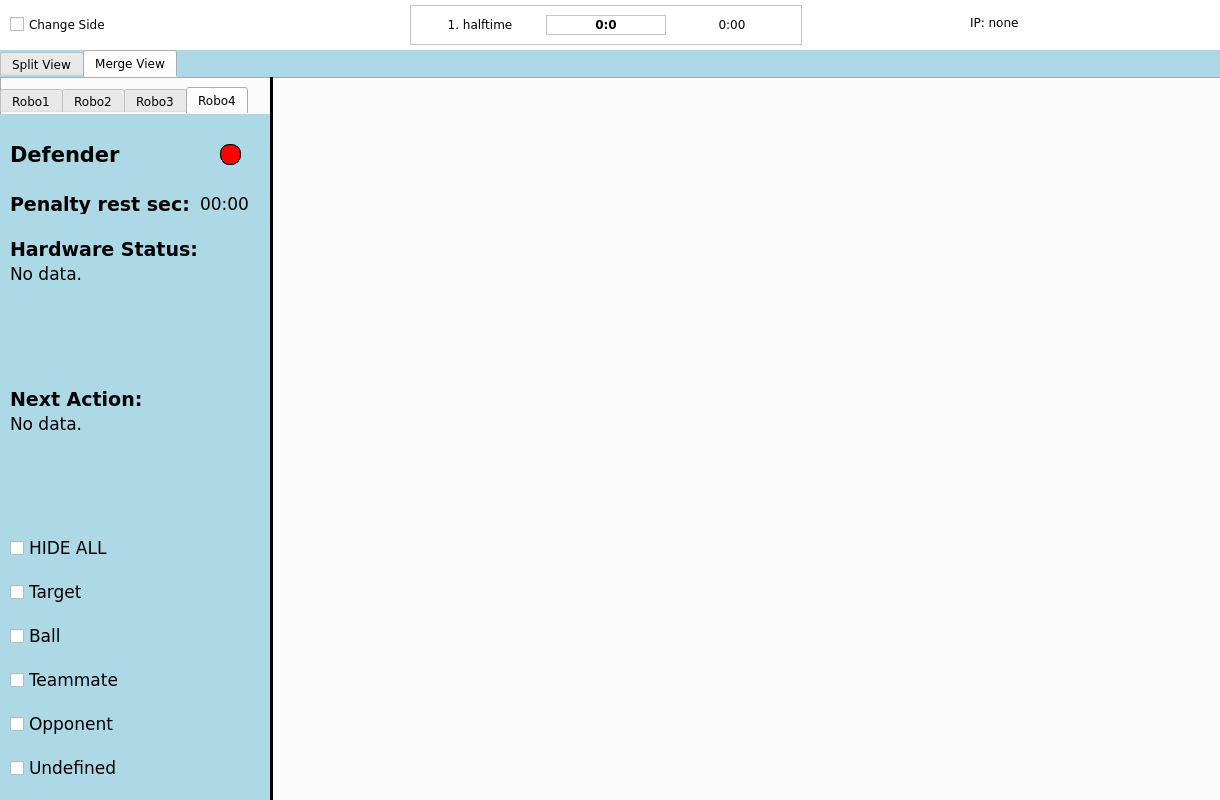
Qt form bitbots_live_tool_rqt/resource/livetool.ui (bit-bots/bitbots_main) before a commit.
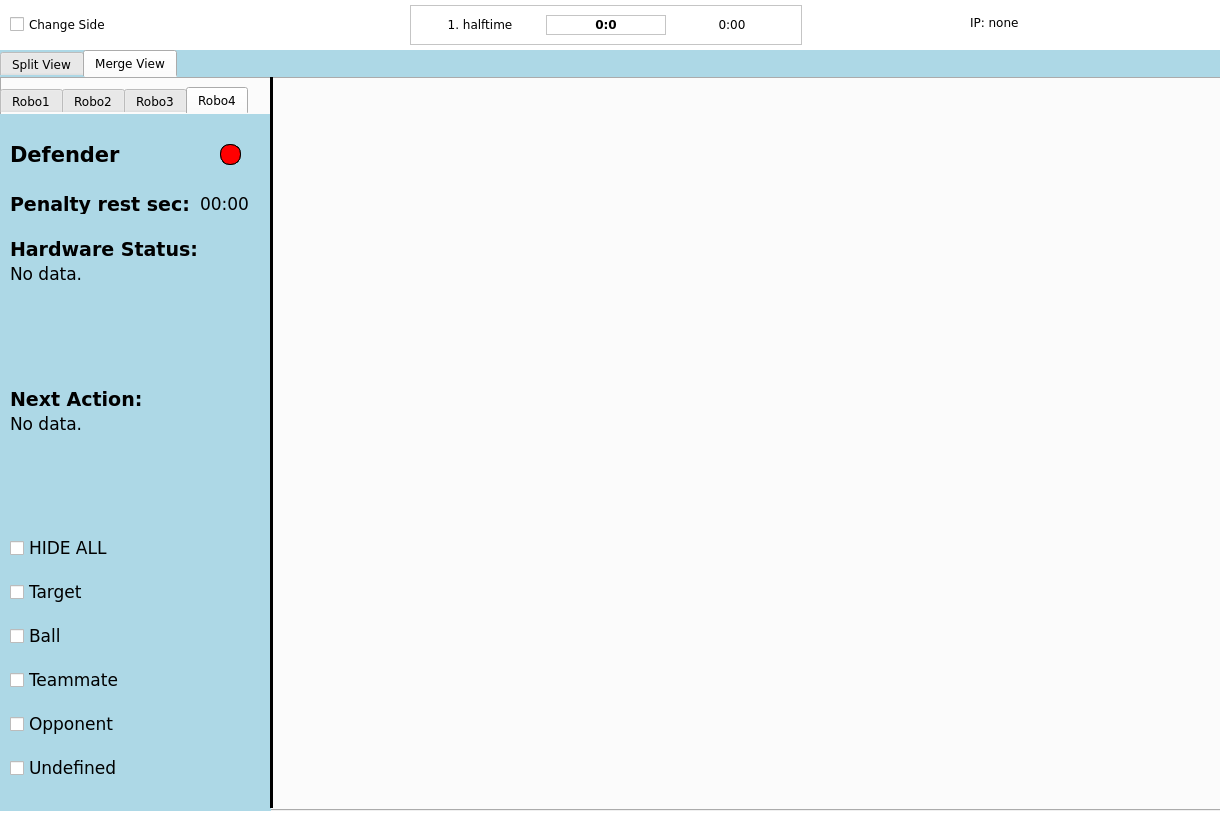
The same form after that commit. Icons and pictures are not drawn.

What changed in the file:
```diff
--- a/bitbots_live_tool_rqt/resource/livetool.ui
+++ b/bitbots_live_tool_rqt/resource/livetool.ui
@@ -7,7 +7,7 @@
     <x>0</x>
     <y>0</y>
     <width>1220</width>
-    <height>800</height>
+    <height>828</height>
    </rect>
   </property>
   <property name="windowTitle">
```
